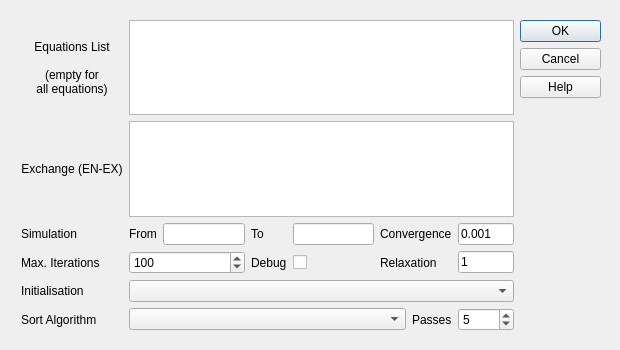
The window that gui/menu/compute/compute_simulation.ui (plan-be/iode) describes before a commit, drawn with Qt 5.
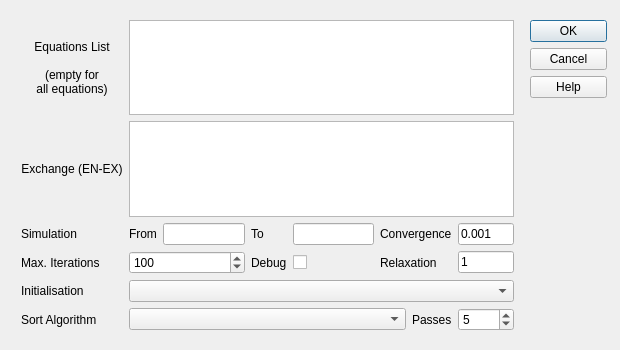
The same window after the commit. Icons and pictures are not drawn. Custom widgets are drawn as their Qt base class.

Commit message: GUI: (Compute Menu) added missing keyboard shortcuts

What changed in the file:
```diff
--- a/gui/menu/compute/compute_simulation.ui
+++ b/gui/menu/compute/compute_simulation.ui
@@ -29,22 +29,6 @@
    <iconset>
     <normaloff>icons/Iodenew.ico</normaloff>icons/Iodenew.ico</iconset>
   </property>
-  <widget class="QDialogButtonBox" name="buttonBox">
-   <property name="geometry">
-    <rect>
-     <x>520</x>
-     <y>20</y>
-     <width>81</width>
-     <height>91</height>
-    </rect>
-   </property>
-   <property name="orientation">
-    <enum>Qt::Vertical</enum>
-   </property>
-   <property name="standardButtons">
-    <set>QDialogButtonBox::Cancel|QDialogButtonBox::Help|QDialogButtonBox::Ok</set>
-   </property>
-  </widget>
   <widget class="QWidget" name="layoutWidget">
    <property name="geometry">
     <rect>
@@ -233,6 +217,79 @@
     </item>
    </layout>
   </widget>
+  <widget class="QWidget" name="layoutWidget_2">
+   <property name="geometry">
+    <rect>
+     <x>530</x>
+     <y>20</y>
+     <width>77</width>
+     <height>311</height>
+    </rect>
+   </property>
+   <layout class="QVBoxLayout" name="verticalLayout">
+    <item>
+     <widget class="QPushButton" name="OKButton">
+      <property name="sizePolicy">
+       <sizepolicy hsizetype="Fixed" vsizetype="Fixed">
+        <horstretch>0</horstretch>
+        <verstretch>0</verstretch>
+       </sizepolicy>
+      </property>
+      <property name="text">
+       <string>OK</string>
+      </property>
+      <property name="shortcut">
+       <string>F10</string>
+      </property>
+     </widget>
+    </item>
+    <item>
+     <widget class="QPushButton" name="cancelButton">
+      <property name="sizePolicy">
+       <sizepolicy hsizetype="Fixed" vsizetype="Fixed">
+        <horstretch>0</horstretch>
+        <verstretch>0</verstretch>
+       </sizepolicy>
+      </property>
+      <property name="text">
+       <string>Cancel</string>
+      </property>
+      <property name="shortcut">
+       <string>Esc</string>
+      </property>
+     </widget>
+    </item>
+    <item>
+     <widget class="QPushButton" name="helpButton">
+      <property name="sizePolicy">
+       <sizepolicy hsizetype="Fixed" vsizetype="Fixed">
+        <horstretch>0</horstretch>
+        <verstretch>0</verstretch>
+       </sizepolicy>
+      </property>
+      <property name="text">
+       <string>Help</string>
+      </property>
+      <property name="shortcut">
+       <string>F1</string>
+      </property>
+     </widget>
+    </item>
+    <item>
+     <spacer name="verticalSpacer">
+      <property name="orientation">
+       <enum>Qt::Vertical</enum>
+      </property>
+      <property name="sizeHint" stdset="0">
+       <size>
+        <width>20</width>
+        <height>40</height>
+       </size>
+      </property>
+     </spacer>
+    </item>
+   </layout>
+  </widget>
  </widget>
  <customwidgets>
   <customwidget>
```
Left out of the diff: 32 changed lines with no effect on the pictures. The commit also changes 4 other files.
